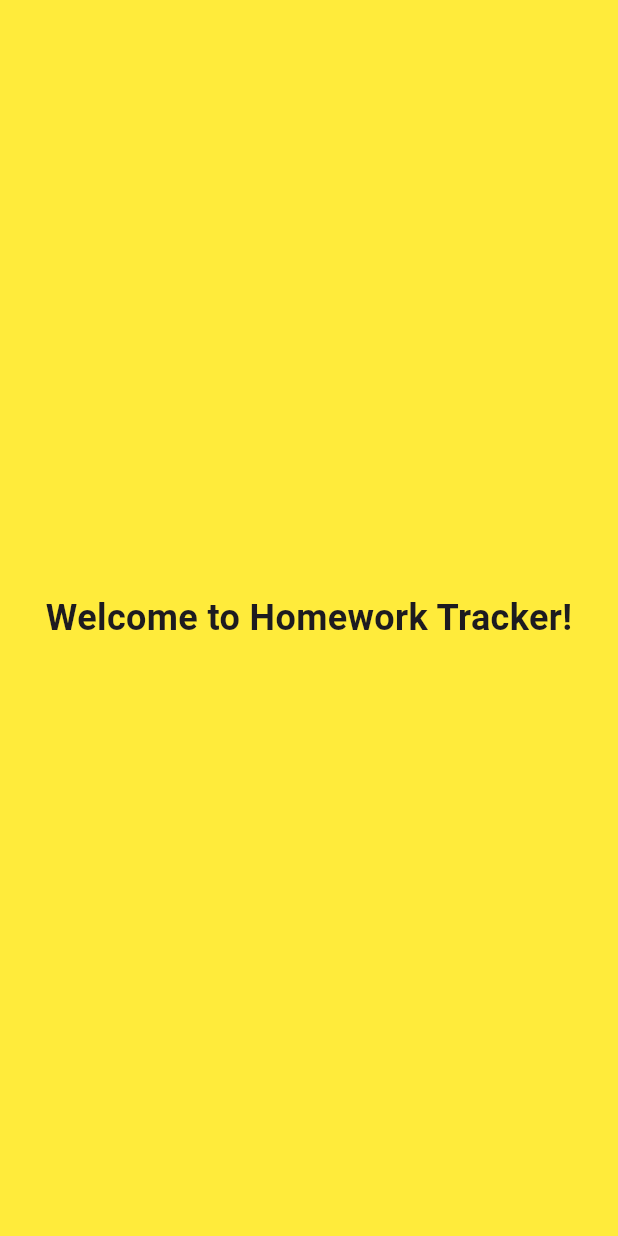
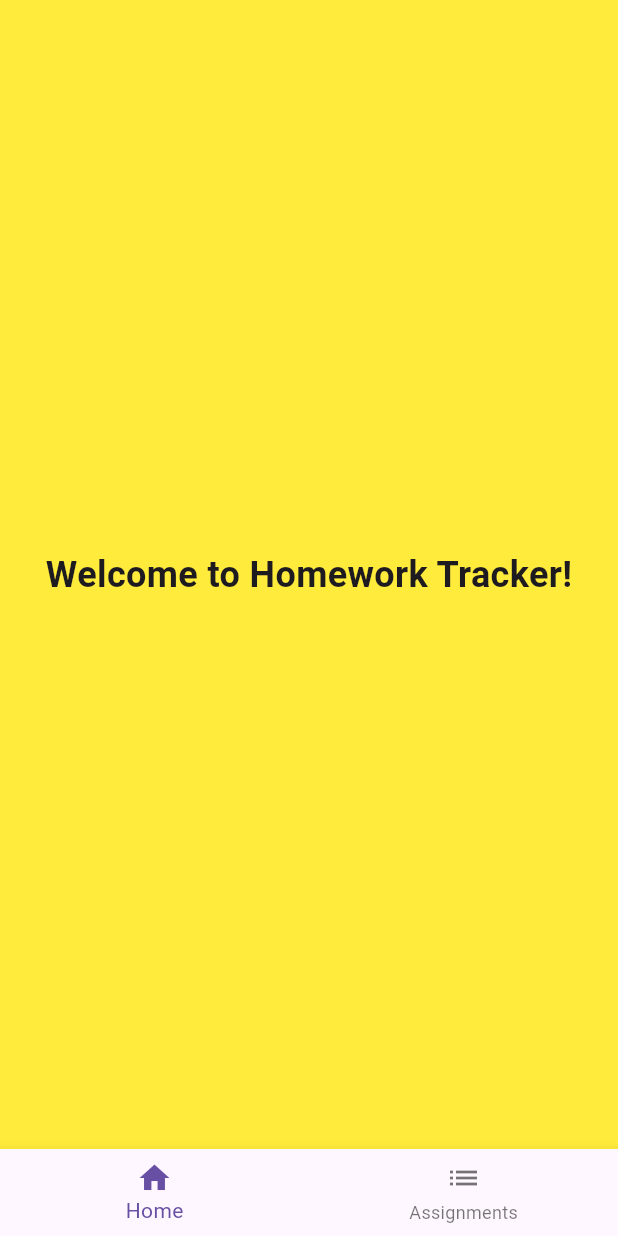
Before and after one commit to RyleyMurphy/homework-tracker, a Flutter app: the screen it shows after launch, on a phone screen of 412 x 824 dp. Run offline on Flutter 3.47's test engine with Material 3 defaults, Android fonts, the phone set to English and light mode, and no system bars.

Commit message:
Lab 2 Before Changes

```diff
--- /dev/null
+++ b/lib/main_navigation.dart
@@ -0,0 +1,45 @@
+import 'package:flutter/material.dart';
+import 'home_screen.dart';
+import 'assignment_list_screen.dart';
+
+class MainNavigationScreen extends StatefulWidget {
+  const MainNavigationScreen({super.key});
+
+  @override
+  State<MainNavigationScreen> createState() => _MainNavigationScreenState();
+}
+
+class _MainNavigationScreenState extends State<MainNavigationScreen> {
+  int _selectedIndex = 0;
+  final List<Widget> _screens = [
+    const HomeScreen(),
+    const AssignmentListScreen(),
+  ];
+
+  void _onItemTapped(int index) {
+    setState(() {
+      _selectedIndex = index;
+    });
+  }
+
+  @override
+  Widget build(BuildContext context) {
+    return Scaffold(
+      body: _screens[_selectedIndex],
+      bottomNavigationBar: BottomNavigationBar(
+        currentIndex: _selectedIndex,
+        onTap: _onItemTapped,
+        items: const [
+          BottomNavigationBarItem(
+            icon: Icon(Icons.home),
+            label: 'Home',
+          ),
+          BottomNavigationBarItem(
+            icon: Icon(Icons.list),
+            label: 'Assignments',
+          ),
+        ],
+      ),
+    );
+  }
+}
```
Also changed, not shown: lib/assignment_list_screen.dart (added, +80 -0 lines), lib/main.dart (+7 -4 lines).
